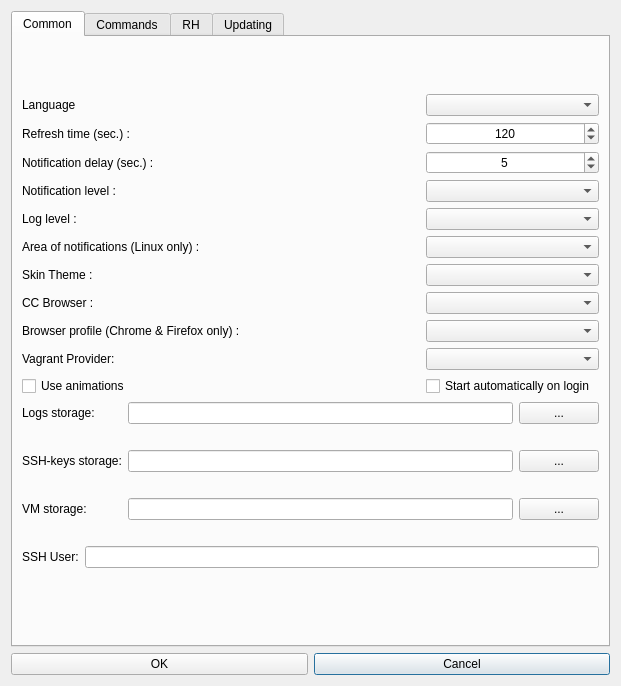
Before: the Qt Designer form hub/forms/DlgSettings.ui in subutai-io/control-center, drawn with Qt 5.
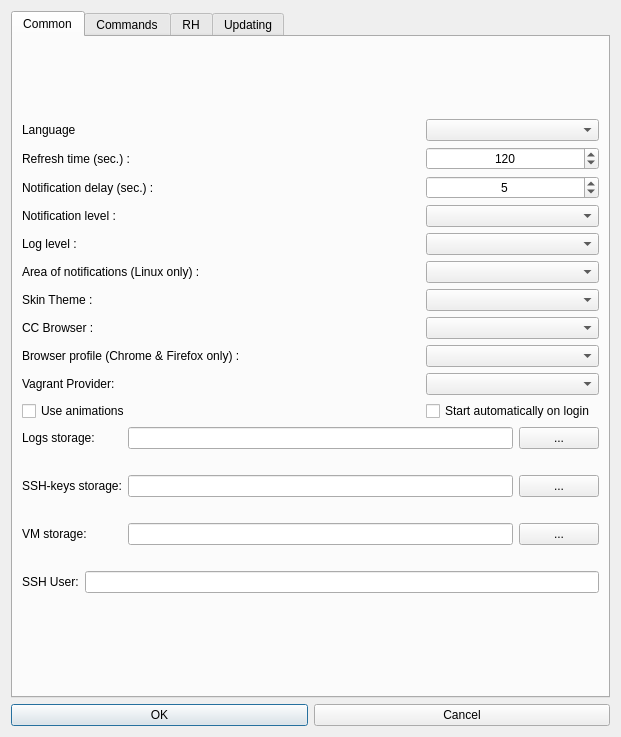
After: the same form once the commit is applied. Icons and pictures are not drawn.

Commit message: added default buttons

The edit to the form file:
```diff
--- a/hub/forms/DlgSettings.ui
+++ b/hub/forms/DlgSettings.ui
@@ -7,7 +7,7 @@
     <x>0</x>
     <y>0</y>
     <width>621</width>
-    <height>686</height>
+    <height>737</height>
    </rect>
   </property>
   <property name="windowTitle">
@@ -37,6 +37,12 @@
          <property name="text">
           <string>OK</string>
          </property>
+         <property name="autoDefault">
+          <bool>false</bool>
+         </property>
+         <property name="default">
+          <bool>true</bool>
+         </property>
         </widget>
        </item>
       </layout>
@@ -310,9 +316,15 @@
              </item>
              <item row="3" column="3">
               <widget class="QPushButton" name="btn_ssh_keys_storage">
+               <property name="enabled">
+                <bool>true</bool>
+               </property>
                <property name="text">
                 <string>...</string>
                </property>
+               <property name="autoDefault">
+                <bool>false</bool>
+               </property>
               </widget>
              </item>
              <item row="0" column="3">
```
The commit also changes 1 other file.
